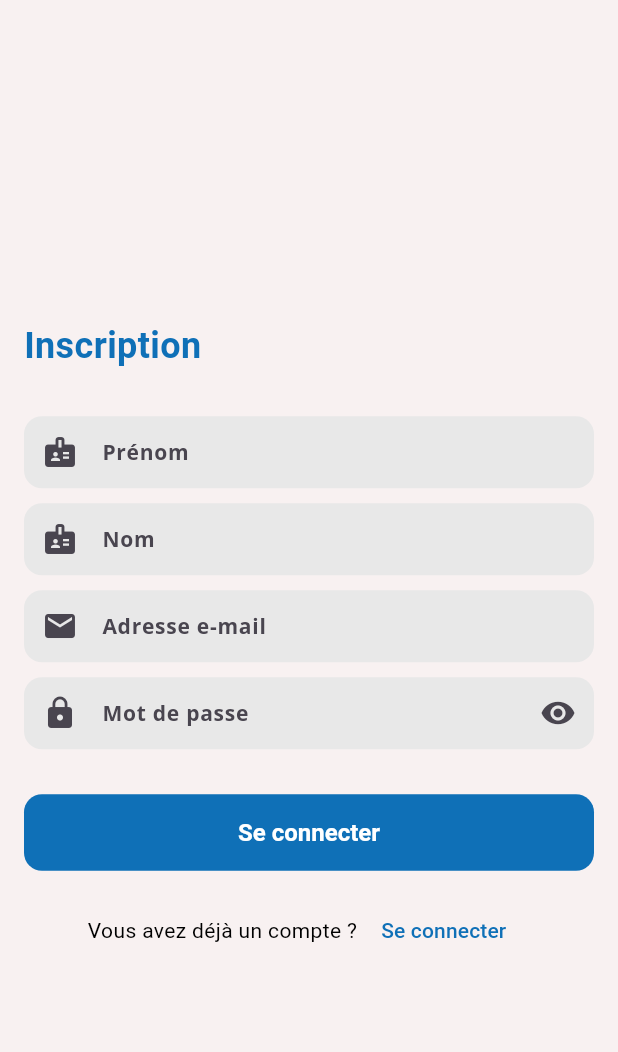
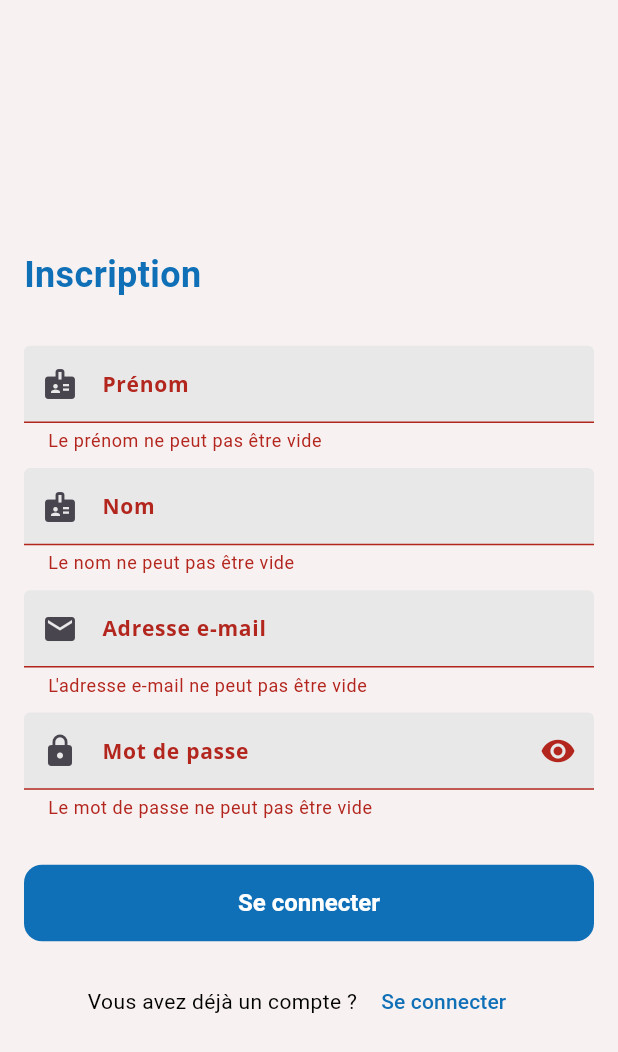
Before and after one commit to clara19s/Helmoliday-mobile, a Flutter app: the RegisterScreen screen opened by its route, after a tap on "Se connecter", on a phone screen of 412 x 824 dp. Shown: the top 1052 px of the screen. Run offline on Flutter 3.47's test engine with Material 3 defaults, Android fonts, the phone set to English and light mode, and no system bars; our stand-ins replace dio, expandable, flutter_secure_storage, fluttertoast, geolocator, go_router and 6 more; missing offline and left inert: dart:ffi, flutter_polyline_points, pusher_channels_flutter; accounts and stored records are empty.

Commit message:
ajout vérif champ pour login et register

```diff
--- a/lib/view/auth/register_screen.dart
+++ b/lib/view/auth/register_screen.dart
@@ -22,6 +22,8 @@ class _RegisterScreenState extends State<RegisterScreen> {
   final TextEditingController _emailController = TextEditingController();
   final TextEditingController _passwordController = TextEditingController();
 
+  final _formKey = GlobalKey<FormState>();
+
   @override
   void dispose() {
     _firstNameController.dispose();
@@ -42,6 +44,9 @@ class _RegisterScreenState extends State<RegisterScreen> {
             child: Padding(
               padding: const EdgeInsets.fromLTRB(16, 50, 16, 16),
               child: SingleChildScrollView(
+                child : Form(
+                  key: _formKey,
+
                 child: Column(
                   mainAxisAlignment: MainAxisAlignment.start,
                   crossAxisAlignment: CrossAxisAlignment.start,
@@ -60,35 +65,55 @@ class _RegisterScreenState extends State<RegisterScreen> {
                     ),
                     Padding(
                       padding: const EdgeInsets.fromLTRB(0, 30, 0, 10),
-                      child: TextField(
+                      child: TextFormField(
                         controller: _firstNameController,
                         decoration: const InputDecoration(
                           prefixIcon: Icon(Icons.badge),
                           labelText: "Prénom",
                           hintText: "John",
                         ),
+                        validator: (value) {
+                          if (value!.isEmpty) {
+                            return 'Le prénom ne peut pas être vide';
+                          }
+                          return null;
+                        },
                       ),
                     ),
                     Padding(
                       padding: const EdgeInsets.fromLTRB(0, 0, 0, 10),
-                      child: TextField(
+                      child: TextFormField(
                         controller: _lastNameController,
                         decoration: const InputDecoration(
                           prefixIcon: Icon(Icons.badge),
                           labelText: "Nom",
                           hintText: "Doe",
                         ),
+                        validator: (value) {
+                          if (value!.isEmpty) {
+                            return 'Le nom ne peut pas être vide';
+                          }
+                          return null;
+                        },
                       ),
                     ),
                     Padding(
                       padding: const EdgeInsets.fromLTRB(0, 0, 0, 10),
-                      child: TextField(
+                      child: TextFormField(
                         controller: _emailController,
                         decoration: const InputDecoration(
                           prefixIcon: Icon(Icons.mail),
                           labelText: "Adresse e-mail",
                           hintText: "john@doe.com",
                         ),
+                        validator: (value) {
+                          if (value!.isEmpty) {
+                            return 'L\'adresse e-mail ne peut pas être vide';
+                          } else if (!RegExp(r'^[\w-]+(\.[\w-]+)*@([\w-]+\.)+[a-zA-Z]{2,7}$').hasMatch(value)) {
+                            return 'L\'adresse e-mail n\'est pas valide';
+                          }
+                          return null;
+                        },
                       ),
                     ),
                     PasswordField(
@@ -103,18 +128,34 @@ class _RegisterScreenState extends State<RegisterScreen> {
                               ? const Center(
                                   child: CircularProgressIndicator(),
                                 )
-                              : ElevatedButton(
+                          :Column(
+                            children: [
+                              if (model.errorMessage != null) ...[
+                                const SizedBox(height: 10),
+                                Text(
+                                  model.errorMessage!,
+                                  style: const TextStyle(
+                                    color: Colors.red,
+                                  ),
+                                ),
+                              ],
+                              ElevatedButton(
                                   onPressed: () async {
+    if (_formKey.currentState!.validate()) {
       model.register(
         firstName: _firstNameController.text,
         lastName: _lastNameController.text,
         email: _emailController.text,
         password: _passwordController.text,
       );
+    }
                                   },
                                   child: const Text(
                                     "Se connecter",
                                   ),
+                                ),
+
+                            ],
                           );
                         },
                       ),
@@ -152,6 +193,7 @@ class _RegisterScreenState extends State<RegisterScreen> {
               ),
             ),
           ),
+        ),
         ));
   }
 }
--- a/lib/view_model/auth/register_view_model.dart
+++ b/lib/view_model/auth/register_view_model.dart
@@ -13,6 +13,9 @@ class RegisterViewModel extends ChangeNotifier {
   late final AuthRepository _authRepository;
   late final Logger _logger;
 
+  String? _errorMessage;
+  String? get errorMessage => _errorMessage;
+
   RegisterViewModel(BuildContext context) {
     _context = context;
     _authRepository = context.read<AuthRepository>();
@@ -26,6 +29,7 @@ class RegisterViewModel extends ChangeNotifier {
     required String password,
   }) async {
     _isLoading = true;
+    _errorMessage = null;
     try {
       _logger.info('Tentative d\'inscription avec $email');
       final user = await _authRepository.register(
@@ -37,9 +41,11 @@ class RegisterViewModel extends ChangeNotifier {
       if (user != null && _context.mounted) {
         _context.go('/home');
       }
+      else {
+        _errorMessage = 'Erreur lors de l\'inscription. Veuillez réessayer.';
+      }
     } catch (e) {
       _logger.severe('Erreur lors de l\'inscription', e);
-      // TODO: Transmettre un message d'erreur à la vue
     } finally {
       _isLoading = false;
       notifyListeners();
--- a/lib/widget/common/password_field.dart
+++ b/lib/widget/common/password_field.dart
@@ -17,12 +17,23 @@ class PasswordField extends StatefulWidget {
 class PasswordFieldState extends State<PasswordField> {
   bool _obscureText = true;
 
+
   @override
   Widget build(BuildContext context) {
-    return TextField(
+    return TextFormField(
       controller: widget.controller,
       obscureText: _obscureText,
       onChanged: widget.onChanged,
+      validator: (value) {
+        if (value == null || value.isEmpty) {
+          return 'Le mot de passe ne peut pas être vide';
+        } else if (value.length < 8) {
+          return 'Le mot de passe doit faire au moins 8 caractères';
+        } else if (!RegExp(r'^(?=.*?[A-Z])(?=.*?[a-z])(?=.*?[0-9])(?=.*?[!@#\$&*~]).{8,}$').hasMatch(value)) {
+          return 'Le mot de passe doit contenir au moins une majuscule, \n une minuscule, un chiffre et un caractère spécial';
+        }
+        return null;
+      },
       decoration: InputDecoration(
         labelText: "Mot de passe",
         hintText: "••••••••••••",
```
Also changed, not shown: lib/view/auth/login_screen.dart (+50 -10 lines), lib/view_model/auth/login_view_model.dart (+9 -1 lines). Lines whose indentation alone changed are shown as unchanged.
